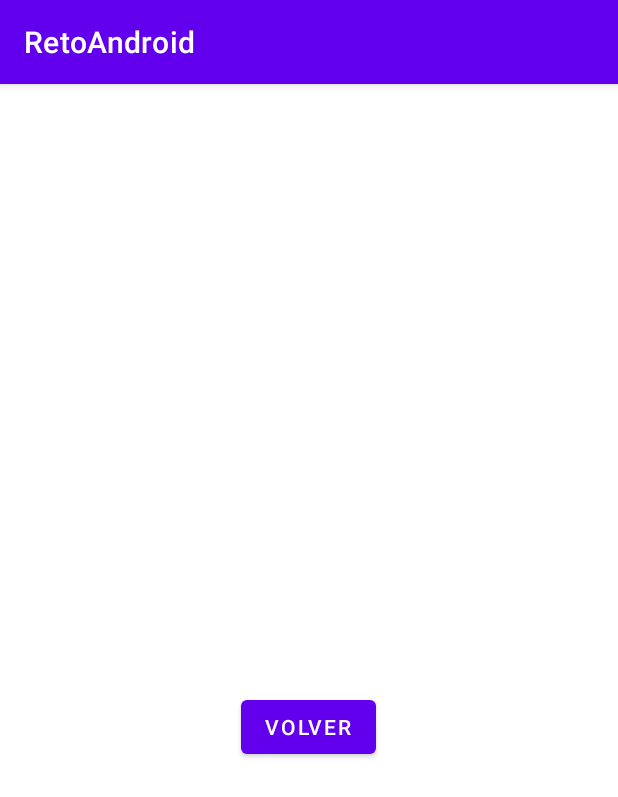
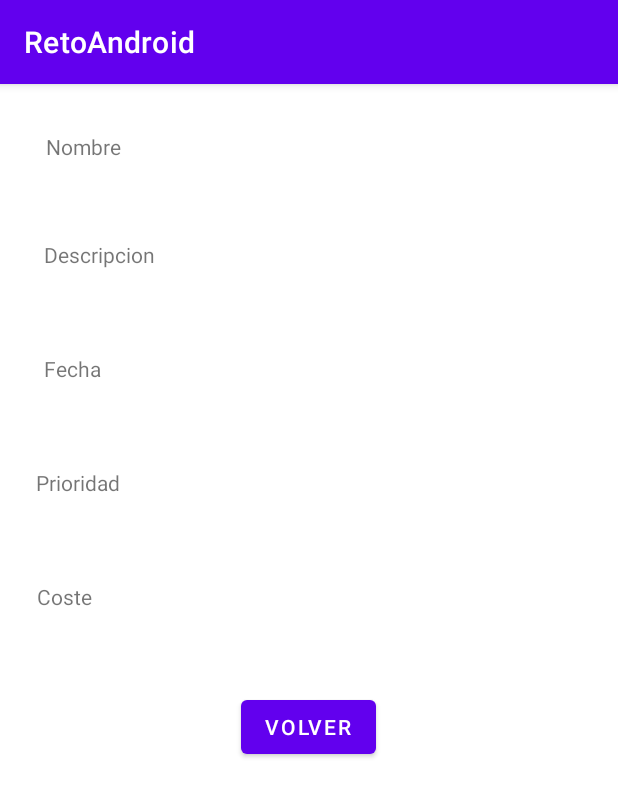
Before and after one commit to GorkaSagrario/RetoAndroid1, an Android app: the TareaDelListado screen opened directly, with no data from a screen before it, on a phone screen of 412 x 824 dp. Shown: the top 797 px of the screen. Run offline under Robolectric (Android 15) with nearby library versions, the phone set to English and light mode, and no system bars; 3 statements that could not run were skipped.

Commit message:
Mostrar tareas formateado

```diff
--- a/app/src/main/java/com/example/retoandroid/AdminSQLiteOpenHelper.java
+++ b/app/src/main/java/com/example/retoandroid/AdminSQLiteOpenHelper.java
@@ -22,7 +22,6 @@ public class AdminSQLiteOpenHelper extends SQLiteOpenHelper{
 
     @Override
     public void onCreate(SQLiteDatabase db) {
-
         db.execSQL(CREAR_TABLA_TAREAS);
 
     }
--- a/app/src/main/java/com/example/retoandroid/ListadoDeTareas.java
+++ b/app/src/main/java/com/example/retoandroid/ListadoDeTareas.java
@@ -44,7 +44,10 @@ public class ListadoDeTareas extends AppCompatActivity implements Serializable {
 
 
                 TextView txt = new TextView(this);
+                TextView br = new TextView(this);
+
                 txt.setTextSize(20);
+                br.setTextSize(15);
 
                 txt.setOnLongClickListener(new View.OnLongClickListener(){
                     @Override
@@ -71,8 +74,10 @@ public class ListadoDeTareas extends AppCompatActivity implements Serializable {
 
             txt.setLayoutParams(new LinearLayout.LayoutParams(LinearLayout.LayoutParams.WRAP_CONTENT, LinearLayout.LayoutParams.WRAP_CONTENT));
                 txt.setText(arrayTareas.get(i).getNombre());
+                br.setText("\n");
                 txt.setId(i + 1);
                 row.addView(txt);
+                row.addView(br);
 
             layout.addView(row);
         }
--- a/app/src/main/java/com/example/retoandroid/TareaDelListado.java
+++ b/app/src/main/java/com/example/retoandroid/TareaDelListado.java
@@ -37,19 +37,9 @@ public class TareaDelListado extends AppCompatActivity implements Serializable {
         ArrayList<Tarea> arrayTareas = getIntent().getExtras().getParcelableArrayList("miArray");
         String nombre = getIntent().getExtras().getString("nombre");
 
-
-
         Tarea t = null;
 
         for(int i = 0; i<arrayTareas.size(); i++){
-
-            Context context = getApplicationContext();
-            CharSequence text = arrayTareas.get(i).getNombre();
-            int duration = Toast.LENGTH_SHORT;
-
-            Toast toast = Toast.makeText(context, text, duration);
-            toast.show();
-
 
             if(arrayTareas.get(i).getNombre().equals(nombre)){
 
@@ -79,7 +69,7 @@ public class TareaDelListado extends AppCompatActivity implements Serializable {
             txtPrioridad.setText(t.getPrioridad());
 
             TextView txtCoste = findViewById(R.id.textViewPrecioTarea);
-            txtCoste.setText("Tiene un coste de: "+t.getCoste());
+            txtCoste.setText("Tiene un coste de: "+t.getCoste() + " €");
 
         }
 
--- a/app/src/main/res/layout/activity_tarea_del_listado.xml
+++ b/app/src/main/res/layout/activity_tarea_del_listado.xml
@@ -67,4 +67,62 @@
         app:layout_constraintHorizontal_bias="0.498"
         app:layout_constraintStart_toStartOf="parent"
         app:layout_constraintTop_toBottomOf="@+id/textViewPrecioTarea" />
+
+    <TextView
+        android:id="@+id/textView4"
+        android:layout_width="wrap_content"
+        android:layout_height="wrap_content"
+        android:layout_marginTop="32dp"
+        android:text="Nombre"
+        app:layout_constraintEnd_toStartOf="@+id/textViewNombreTarea"
+        app:layout_constraintHorizontal_bias="0.468"
+        app:layout_constraintStart_toStartOf="parent"
+        app:layout_constraintTop_toTopOf="parent" />
+
+    <TextView
+        android:id="@+id/textView6"
+        android:layout_width="wrap_content"
+        android:layout_height="wrap_content"
+        android:layout_marginTop="104dp"
+        android:text="Descripcion"
+        app:layout_constraintEnd_toStartOf="@+id/textViewDescripcion"
+        app:layout_constraintHorizontal_bias="0.707"
+        app:layout_constraintStart_toStartOf="parent"
+        app:layout_constraintTop_toTopOf="parent" />
+
+    <TextView
+        android:id="@+id/textView7"
+        android:layout_width="wrap_content"
+        android:layout_height="wrap_content"
+        android:layout_marginTop="180dp"
+        android:layout_marginEnd="48dp"
+        android:text="Fecha"
+        app:layout_constraintEnd_toStartOf="@+id/textViewFechaTarea"
+        app:layout_constraintHorizontal_bias="1.0"
+        app:layout_constraintStart_toStartOf="parent"
+        app:layout_constraintTop_toTopOf="parent" />
+
+    <TextView
+        android:id="@+id/textView8"
+        android:layout_width="wrap_content"
+        android:layout_height="wrap_content"
+        android:layout_marginTop="332dp"
+        android:layout_marginEnd="52dp"
+        android:text="Coste"
+        app:layout_constraintEnd_toStartOf="@+id/textViewPrecioTarea"
+        app:layout_constraintHorizontal_bias="0.923"
+        app:layout_constraintStart_toStartOf="parent"
+        app:layout_constraintTop_toTopOf="parent" />
+
+    <TextView
+        android:id="@+id/textView9"
+        android:layout_width="wrap_content"
+        android:layout_height="wrap_content"
+        android:layout_marginStart="24dp"
+        android:layout_marginTop="256dp"
+        android:text="Prioridad"
+        app:layout_constraintEnd_toStartOf="@+id/textViewPrioridad"
+        app:layout_constraintHorizontal_bias="0.0"
+        app:layout_constraintStart_toStartOf="parent"
+        app:layout_constraintTop_toTopOf="parent" />
 </androidx.constraintlayout.widget.ConstraintLayout>
```
